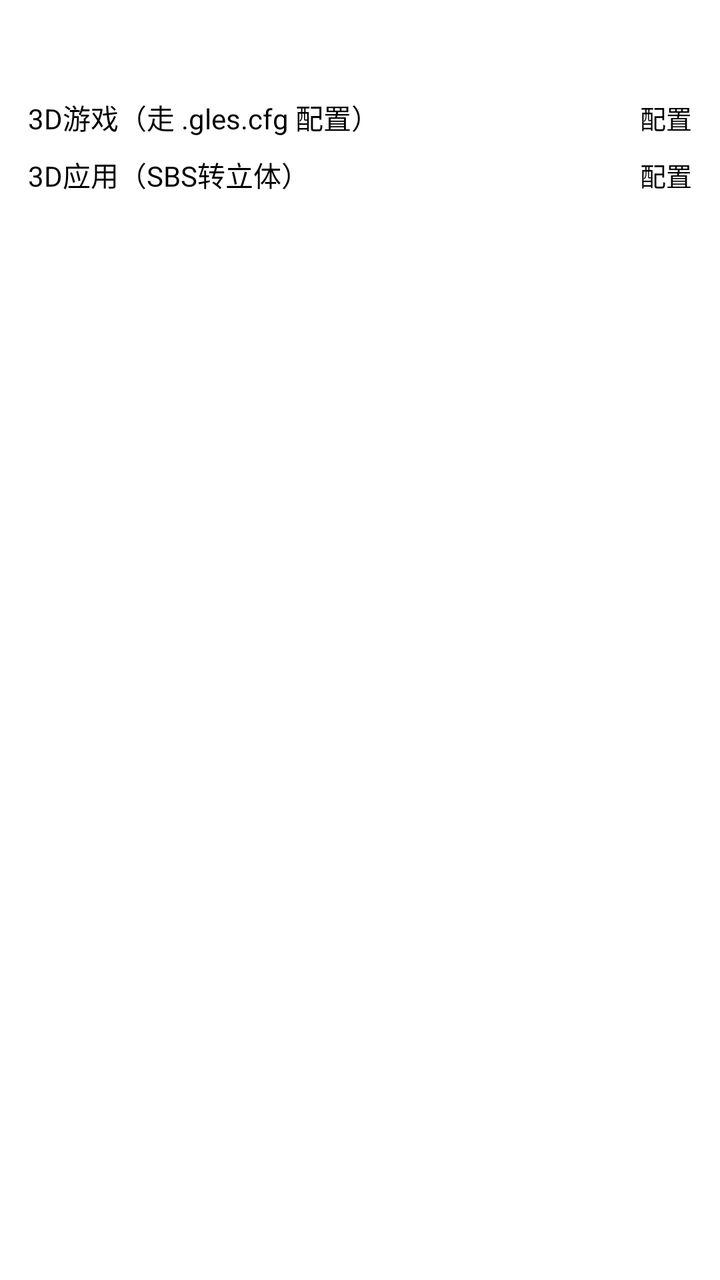
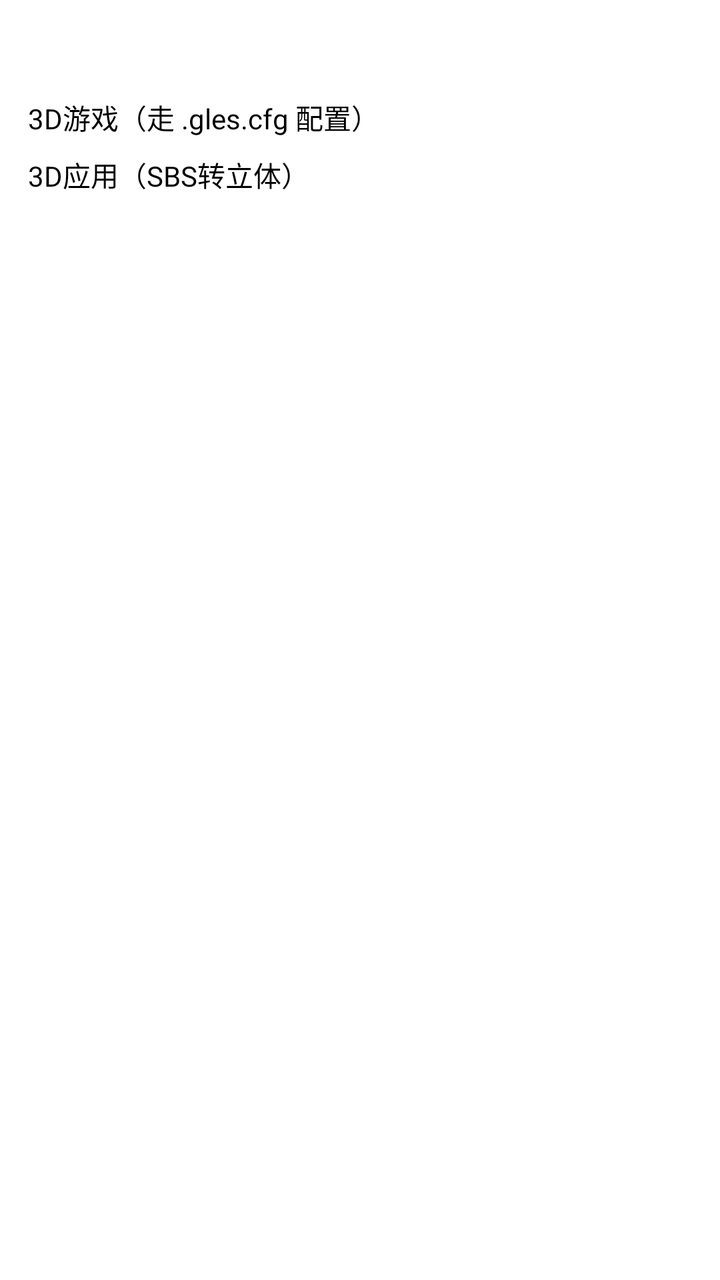

An Android layout rendered at two revisions. The XML below is the earlier revision; the diff shows what the commit changed to produce the second picture.
<!-- AndroidManifest.xml: application theme android:Theme.Holo.Light -->
<!-- res/layout/dialog_type.xml -->
<?xml version="1.0" encoding="utf-8"?>
<LinearLayout xmlns:android="http://schemas.android.com/apk/res/android"
    android:layout_width="match_parent"
    android:layout_height="wrap_content"
    android:orientation="vertical"
    android:padding="14dp">

    <TextView
        android:id="@+id/tv_type_title"
        android:layout_width="match_parent"
        android:layout_height="wrap_content"
        android:textSize="15sp"
        android:textColor="#333333"
        android:paddingBottom="10dp"/>

    
    <LinearLayout
        android:layout_width="match_parent"
        android:layout_height="wrap_content"
        android:orientation="horizontal"
        android:gravity="center_vertical"
        android:paddingTop="4dp"
        android:paddingBottom="4dp">

        <CheckBox
            android:id="@+id/cb_game"
            android:layout_width="0dp"
            android:layout_height="wrap_content"
            android:layout_weight="1"
            android:text="3D游戏（走 .gles.cfg 配置）"
            android:textSize="14sp"/>

        <Button
            android:id="@+id/btn_game_cfg"
            android:layout_width="wrap_content"
            android:layout_height="wrap_content"
            android:text="配置"
            android:textSize="13sp"/>
    </LinearLayout>

    
    <LinearLayout
        android:layout_width="match_parent"
        android:layout_height="wrap_content"
        android:orientation="horizontal"
        android:gravity="center_vertical"
        android:paddingTop="4dp"
        android:paddingBottom="4dp">

        <CheckBox
            android:id="@+id/cb_app"
            android:layout_width="0dp"
            android:layout_height="wrap_content"
            android:layout_weight="1"
            android:text="3D应用（SBS转立体）"
            android:textSize="14sp"/>

        <Button
            android:id="@+id/btn_app_cfg"
            android:layout_width="wrap_content"
            android:layout_height="wrap_content"
            android:text="配置"
            android:textSize="13sp"/>
    </LinearLayout>

    <TextView
        android:id="@+id/tv_type_hint"
        android:layout_width="match_parent"
        android:layout_height="wrap_content"
        android:textSize="12sp"
        android:textColor="#888888"
        android:paddingTop="6dp"/>
</LinearLayout>
<!-- resources referenced by this layout -->
<resources>

</resources>

<!-- the commit's change to res/layout/dialog_type.xml (unified diff, before → after) -->
@@ -13,55 +13,31 @@
         android:textColor="#333333"
         android:paddingBottom="10dp"/>
 
-    
-    <LinearLayout
+    <RadioGroup
+        android:id="@+id/rg_type"
         android:layout_width="match_parent"
-        android:layout_height="wrap_content"
-        android:orientation="horizontal"
-        android:gravity="center_vertical"
-        android:paddingTop="4dp"
-        android:paddingBottom="4dp">
+        android:layout_height="wrap_content">
 
-        <CheckBox
+        
+        <RadioButton
             android:id="@+id/cb_game"
-            android:layout_width="0dp"
+            android:layout_width="match_parent"
             android:layout_height="wrap_content"
-            android:layout_weight="1"
             android:text="3D游戏（走 .gles.cfg 配置）"
-            android:textSize="14sp"/>
+            android:textSize="14sp"
+            android:paddingTop="4dp"
+            android:paddingBottom="4dp"/>
 
-        <Button
-            android:id="@+id/btn_game_cfg"
-            android:layout_width="wrap_content"
+        
+        <RadioButton
+            android:id="@+id/cb_app"
+            android:layout_width="match_parent"
             android:layout_height="wrap_content"
-            android:text="配置"
-            android:textSize="13sp"/>
-    </LinearLayout>
-
-    
-    <LinearLayout
-        android:layout_width="match_parent"
-        android:layout_height="wrap_content"
-        android:orientation="horizontal"
-        android:gravity="center_vertical"
-        android:paddingTop="4dp"
-        android:paddingBottom="4dp">
-
-        <CheckBox
-            android:id="@+id/cb_app"
-            android:layout_width="0dp"
-            android:layout_height="wrap_content"
-            android:layout_weight="1"
             android:text="3D应用（SBS转立体）"
-            android:textSize="14sp"/>
-
-        <Button
-            android:id="@+id/btn_app_cfg"
-            android:layout_width="wrap_content"
-            android:layout_height="wrap_content"
-            android:text="配置"
-            android:textSize="13sp"/>
-    </LinearLayout>
+            android:textSize="14sp"
+            android:paddingTop="4dp"
+            android:paddingBottom="4dp"/>
+    </RadioGroup>
 
     <TextView
         android:id="@+id/tv_type_hint"
